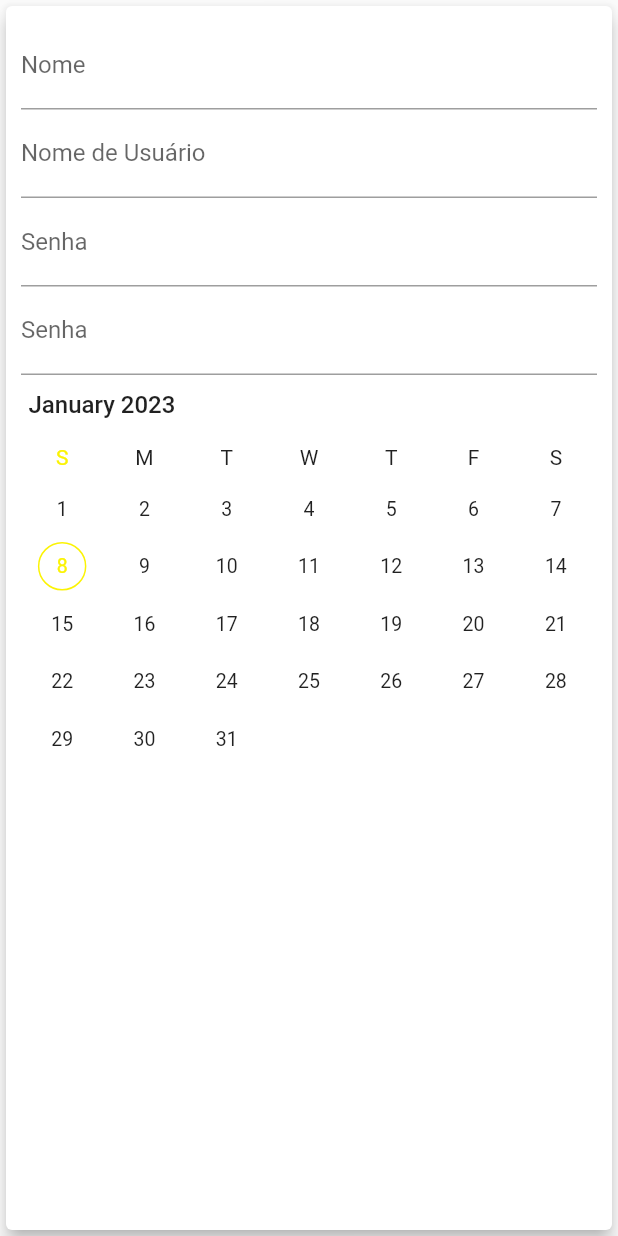
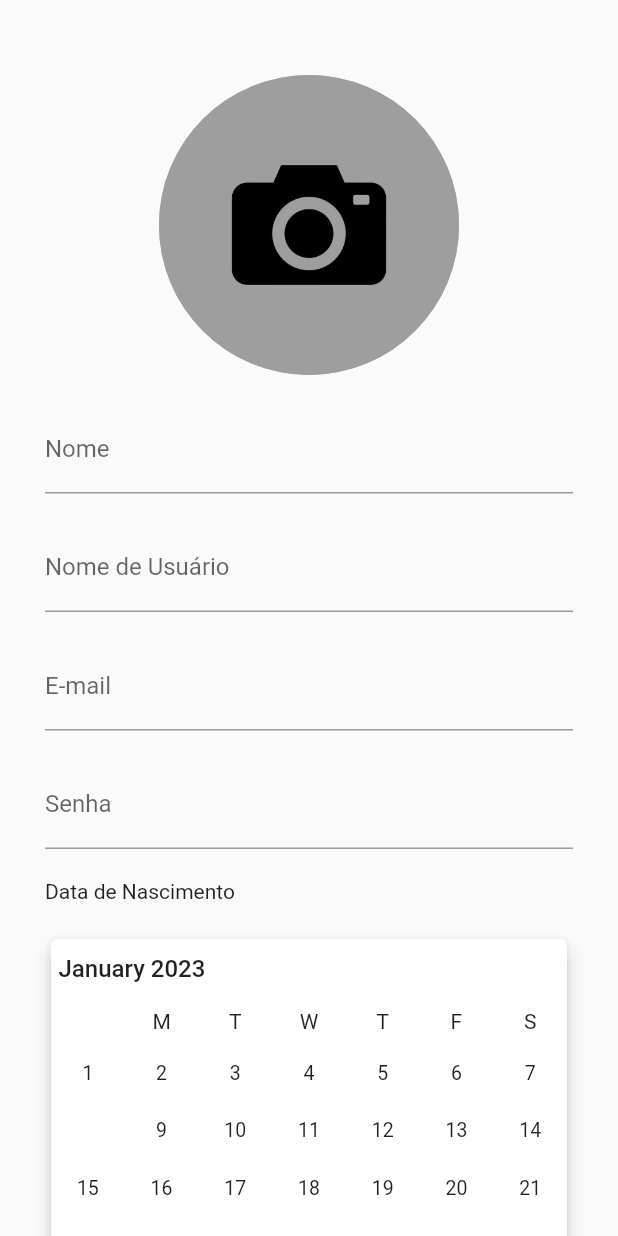
Before and after one commit to O-tav0/fake-twitter, a Flutter app: the FormularioCriarConta screen opened directly, on a phone screen of 412 x 824 dp. Run offline on Flutter 3.47's test engine with Material 2 defaults, Android fonts, the phone set to English and light mode, and no system bars; drawn by our look-alikes of syncfusion_flutter_datepicker; our stand-ins replace image_picker.

Commit message:
Desenvolve tela de cadastro de conta

```diff
--- a/lib/components/formulario_criar_conta.dart
+++ b/lib/components/formulario_criar_conta.dart
@@ -1,6 +1,10 @@
+import 'dart:io';
+
 import 'package:flutter/cupertino.dart';
 import 'package:flutter/material.dart';
+import 'package:image_picker/image_picker.dart';
 import 'package:syncfusion_flutter_datepicker/datepicker.dart';
+import 'package:twitter/Cores/cores.dart';
 
 class FormularioCriarConta extends StatefulWidget {
 
@@ -12,45 +16,157 @@ class _FormularioCriarContaState extends State<FormularioCriarConta> {
 
   final nomeController = TextEditingController();
   final nomeUsuarioController = TextEditingController();
+  final emailController = TextEditingController();
+  final senhaController = TextEditingController();
+  final paisController = TextEditingController();
+  String dataNascimento = "";
+
+
+  XFile ?_image;
+  final picker = ImagePicker();
+
+  Future recuperarImagem() async {
+    final pickedFile = await picker.pickImage(source: ImageSource.gallery);
+    setState(() {
+      _image = pickedFile;
+    });
+  }
+
+  _selecionarDataNascimento(DateRangePickerSelectionChangedArgs args) {
+    dataNascimento = args.value;
+  }
 
   @override
   Widget build(BuildContext context) {
-    return Card(
-            elevation: 5,
+    return Scaffold(
+      body: SingleChildScrollView(
+        physics: const BouncingScrollPhysics(),
         child: Padding(
-              padding: const EdgeInsets.all(10),
+          padding: const EdgeInsets.fromLTRB(30, 50, 30, 50),
           child: Column(
             children: [
+              InkWell(
+                onTap: () => recuperarImagem(),
+                child: CircleAvatar(
+                  radius: 100,
+                  backgroundColor: Colors.grey,
+                  child: CircleAvatar(
+                      backgroundColor: Colors.grey,
+                      radius: 100,
+                      backgroundImage: _image != null ? Image.file(
+                        File(_image!.path),
+                        fit: BoxFit.fill,
+                      ).image : const AssetImage('assets/avatar.png'),
+                  )
+                ),
+              ),
+              const SizedBox(
+                height: 20,
+              ),
               TextField(
                 controller: nomeController,
-                    decoration: InputDecoration(
+                decoration: const InputDecoration(
                   labelText: 'Nome',
                 )
               ),
+              const SizedBox(
+                height: 20,
+              ),
               TextField(
-                    controller: nomeController,
-                    decoration: InputDecoration(
+                controller: nomeUsuarioController,
+                decoration: const InputDecoration(
                   labelText: 'Nome de Usuário',
                 )
               ),
+              const SizedBox(
+                height: 20,
+              ),
+              TextField(
+                controller: emailController,
+                decoration: const InputDecoration(
+                  labelText: 'E-mail',
+                )
+              ),
+              const SizedBox(
+                height: 20,
+              ),
               TextField(
                 obscureText: true,
-                    controller: nomeController,
-                    decoration: InputDecoration(
+                controller: senhaController,
+                decoration: const InputDecoration(
                   labelText: 'Senha',
                 )
               ),
-                  TextField(
-                    obscureText: true,
-                    controller: nomeController,
-                    decoration: InputDecoration(
-                      labelText: 'Senha',
+              const SizedBox(
+                height: 20,
+              ),
+              Column(
+                crossAxisAlignment: CrossAxisAlignment.start,
+                children: [
+                  const Text('Data de Nascimento'),
+                  const SizedBox(
+                    height: 20,
+                  ),
+                  Card(
+                    elevation: 5,
+                    child: SfDateRangePicker(
+                      onSelectionChanged: _selecionarDataNascimento,
+                      todayHighlightColor: Colors.white,
+                      yearCellStyle: const DateRangePickerYearCellStyle(
+                        textStyle: TextStyle(
+                          color: Colors.black,
+                        ),
+                        todayTextStyle:  TextStyle(
+                          color: Colors.black,
                         )
                       ),
-                  SfDateRangePicker(
+                      selectionTextStyle: const TextStyle(
+                        color: Colors.black,
+                      ),
                       selectionMode: DateRangePickerSelectionMode.single,
                     ),
+                  ),
+                ],
+              ),
+              const SizedBox(
+                height: 20,
+              ),
+              TextField(
+                controller: paisController,
+                decoration: const InputDecoration(
+                  labelText: 'País',
+                )
+              ),
+              const SizedBox(
+                height: 20,
+              ),
+              SizedBox(
+                width: MediaQuery.of(context).size.width - 50,
+                height: 50,
+                child: InkWell(
+                  onTap: () => {},
+                  splashColor: Colors.grey.shade50,
+                  customBorder: RoundedRectangleBorder(
+                      borderRadius: BorderRadius.circular(40),
+                  ),
+                  child: Card(
+                    color: Cores.amareloPrincipal,
+                    shape: RoundedRectangleBorder(
+                            side: BorderSide(
+                              color: Colors.black,
+                                width: 1,
+                            ),
+                            borderRadius: BorderRadius.circular(30.0)
+                          ),
+                    elevation: 10,
+                    child: Center(
+                      child: Text('Criar Conta')
+                    ),
+                  ),
+                ),
+              )
             ]
+          ),
         ),
       ),
     );
--- a/lib/components/tela_inicial.dart
+++ b/lib/components/tela_inicial.dart
@@ -11,13 +11,8 @@ class TelaInicial extends StatefulWidget {
 
 class _TelaInicialState extends State<TelaInicial> {
 
-  _abrirModalCriarConta() {
-    showModalBottomSheet(
-      context: context,
-      builder: (_) {
-        return FormularioCriarConta();
-      }
-    );
+  _navegarFormCriarConta() {
+    Navigator.pushNamed(context, '/criarConta');
   }
 
   @override
@@ -41,7 +36,7 @@ class _TelaInicialState extends State<TelaInicial> {
                 width: 170,
                 height: 50,
                 child: InkWell(
-                  onTap: () => _abrirModalCriarConta(),
+                  onTap: () => _navegarFormCriarConta(),
                   splashColor: Colors.grey.shade50,
                   customBorder: RoundedRectangleBorder(
                       borderRadius: BorderRadius.circular(40),
--- a/lib/main.dart
+++ b/lib/main.dart
@@ -1,5 +1,6 @@
 import 'package:flutter/material.dart';
 import 'package:twitter/Cores/cores.dart';
+import 'package:twitter/components/formulario_criar_conta.dart';
 import 'package:twitter/components/tela_inicial.dart';
 
 void main() {
@@ -15,12 +16,16 @@ class MyApp extends StatelessWidget {
     final ThemeData tema = ThemeData();
 
     return MaterialApp(
-      home: MyHomePage(),
+      initialRoute: '/',
+      routes: {
+        '/': (context) =>  MyHomePage(),
+        '/criarConta': (context) => FormularioCriarConta(),
+      },
       theme: tema.copyWith(
         colorScheme: tema.colorScheme.copyWith(
           primary: Cores.amareloPrincipal,
         ),
-        appBarTheme: AppBarTheme(
+        appBarTheme: const AppBarTheme(
           backgroundColor: Cores.amareloPrincipal
         ),
       ),
--- a/pubspec.yaml
+++ b/pubspec.yaml
@@ -37,6 +37,7 @@ dependencies:
   # Use with the CupertinoIcons class for iOS style icons.
   cupertino_icons: ^1.0.2
   syncfusion_flutter_datepicker: ^20.4.42
+  image_picker: ^0.8.6
 
 dev_dependencies:
   flutter_test:
@@ -63,6 +64,7 @@ flutter:
   # To add assets to your application, add an assets section, like this:
   assets:
     - assets/logo.png
+    - assets/avatar.png
   #   - images/a_dot_ham.jpeg
 
   # An image asset can refer to one or more resolution-specific "variants", see
```
Also changed, not shown: assets/avatar.png (added), pubspec.lock. Lines whose indentation alone changed are shown as unchanged.
